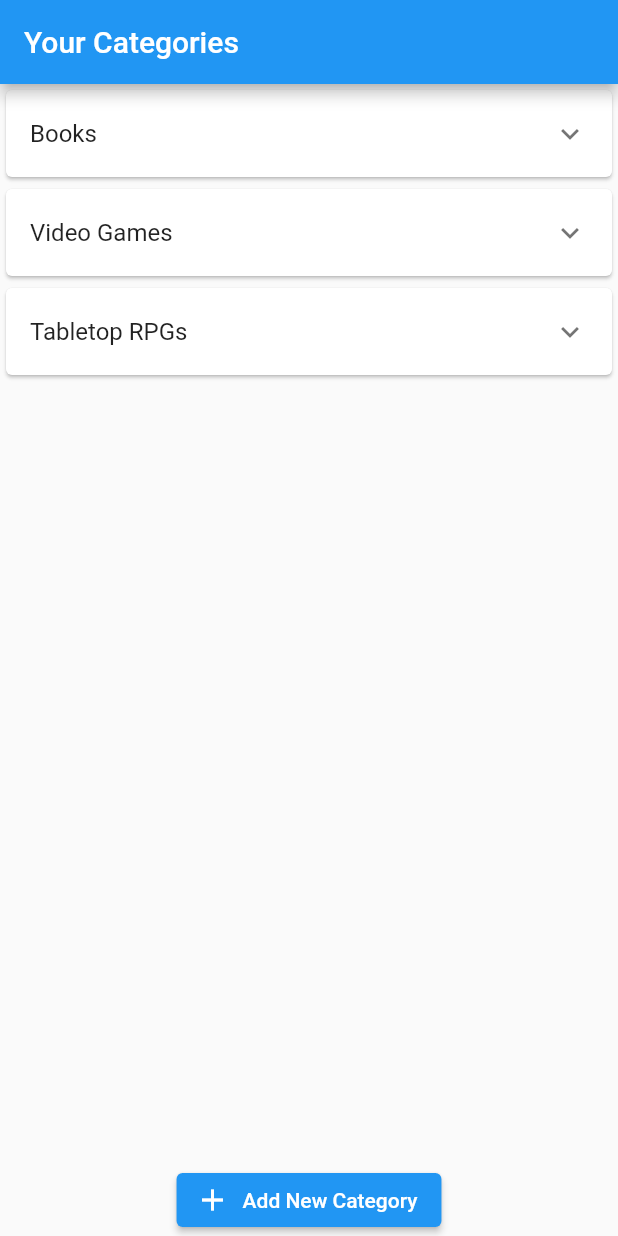
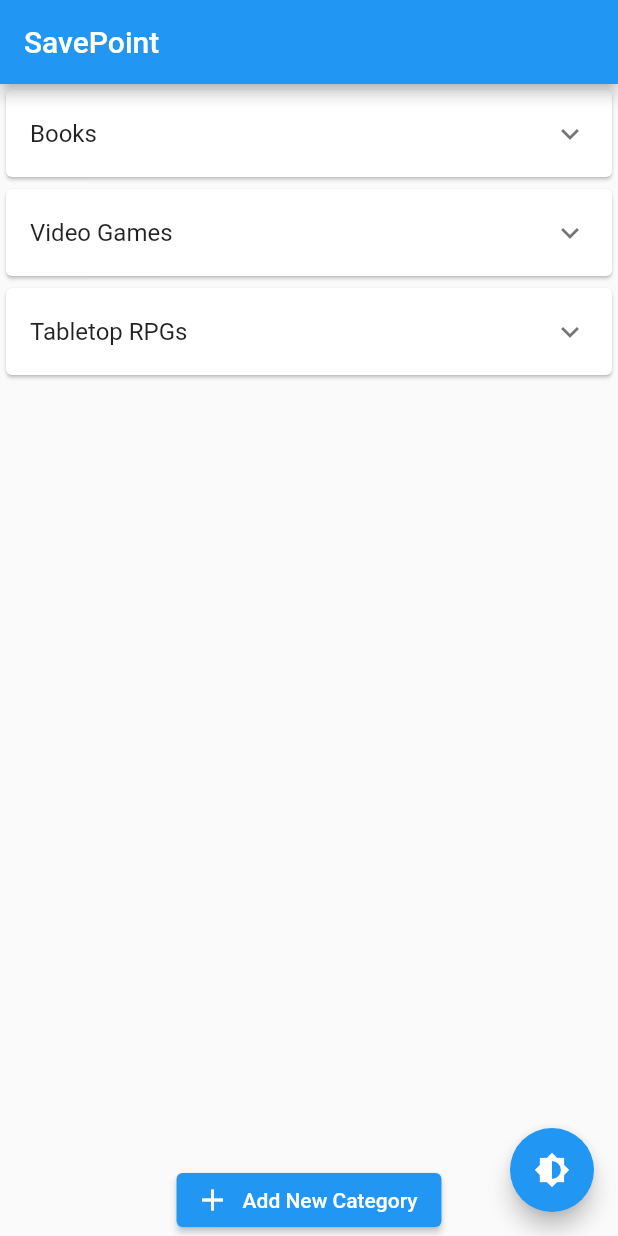
Before and after one commit to wtwente20/SavePoint, a Flutter app: the screen it shows after launch, on a phone screen of 412 x 824 dp. Run offline on Flutter 3.47's test engine with Material 2 defaults, Android fonts, the phone set to English and light mode, and no system bars; our stand-ins replace flutter_riverpod.

Commit message:
created theme provider

```diff
--- a/lib/main.dart
+++ b/lib/main.dart
@@ -1,7 +1,17 @@
 import 'package:flutter/material.dart';
 import 'package:flutter_riverpod/flutter_riverpod.dart';
 
+import 'providers/theme_provider.dart';  // Import your theme provider
 import 'screens/home_screen.dart';
+
+var kColorScheme = ColorScheme.fromSeed(
+  seedColor: Color.fromARGB(255, 10, 40, 175),
+);
+
+var kDarkColorScheme = ColorScheme.fromSeed(
+  brightness: Brightness.dark,
+  seedColor: const Color.fromARGB(255, 5, 99, 125),
+);
 
 void main() => runApp(
   const ProviderScope(
@@ -9,16 +19,22 @@ void main() => runApp(
   ),
 );
 
-class SavePoint extends StatelessWidget {
-  const SavePoint ({super.key});
+class SavePoint extends ConsumerWidget {
+  const SavePoint({super.key});
 
   @override
-  Widget build(BuildContext context) {
+  Widget build(BuildContext context, WidgetRef ref) {
+    final themeMode = ref.watch(themeProvider);
+
     return MaterialApp(
       title: 'SavePoint',
-      theme: ThemeData(
-        primarySwatch: Colors.blue,
+      darkTheme: ThemeData.dark().copyWith(
+        // ... (all your dark theme configurations here)
       ),
+      theme: ThemeData().copyWith(
+        // ... (all your light theme configurations here)
+      ),
+      themeMode: themeMode,
       home: HomeScreen(),
     );
   }
--- /dev/null
+++ b/lib/providers/theme_provider.dart
@@ -0,0 +1,7 @@
+import 'package:flutter/material.dart';
+import 'package:flutter_riverpod/flutter_riverpod.dart';
+
+final themeProvider = StateProvider<ThemeMode>((ref) {
+  final Brightness brightness = WidgetsBinding.instance!.window.platformBrightness;
+  return brightness == Brightness.dark ? ThemeMode.dark : ThemeMode.light;
+});
--- a/lib/screens/home_screen.dart
+++ b/lib/screens/home_screen.dart
@@ -3,6 +3,7 @@ import 'package:flutter_riverpod/flutter_riverpod.dart';
 
 import '../data/entry.dart';
 import '../providers/entry_provider.dart';
+import '../providers/theme_provider.dart';
 import '../widgets/category_card.dart';
 import '../widgets/category_dialog.dart';
 import '../widgets/title_dialog.dart';
@@ -13,6 +14,7 @@ class HomeScreen extends ConsumerWidget {
   Widget build(BuildContext context, WidgetRef ref) {
     final entries = ref.watch(entryListProvider);
     final navigatorKey = GlobalKey<NavigatorState>();
+    final themeMode = ref.watch(themeProvider);
 
     void _addNewCategory(String category) {
       ref
@@ -59,7 +61,17 @@ class HomeScreen extends ConsumerWidget {
     final categories = entries.map((e) => e.category).toSet().toList();
 
     return Scaffold(
-      appBar: AppBar(title: const Text('Your Categories')),
+      appBar: AppBar(title: const Text('SavePoint')),
+      floatingActionButton: FloatingActionButton(
+        onPressed: () {
+          if (themeMode == ThemeMode.light) {
+            ref.read(themeProvider.notifier).state = ThemeMode.dark;
+          } else {
+            ref.read(themeProvider.notifier).state = ThemeMode.light;
+          }
+        },
+        child: Icon(Icons.brightness_6),
+      ),
       body: Column(
         children: [
           Expanded(
--- a/lib/widgets/title_card.dart
+++ b/lib/widgets/title_card.dart
@@ -4,7 +4,7 @@ import 'package:flutter_riverpod/flutter_riverpod.dart';
 import '../data/entry.dart';
 import '../providers/entry_provider.dart';
 import '../screens/add_entry_screen.dart';
-import '../screens/note_view_screen.dart';
+import '../screens/view_entry_screen.dart';
 import 'note_card.dart';
 
 class TitleCard extends ConsumerWidget {
@@ -71,7 +71,7 @@ class TitleCard extends ConsumerWidget {
                   Navigator.of(context)
                       .push(MaterialPageRoute(
                     builder: (context) =>
-                        NoteViewScreen(entryData: titleEntry, noteData: note),
+                        ViewEntryScreen(entryData: titleEntry, noteData: note),
                   ))
                       .then((result) {
                     if (result != null) {
```
Also changed, not shown: lib/screens/view_entry_screen.dart (renamed from lib/screens/note_view_screen.dart, +4 -4 lines).
